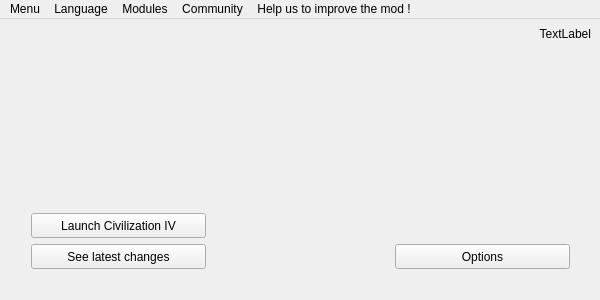
First picture: the form in checker/w_main.ui, repository dbkblk/rand_launcher, before the edit.
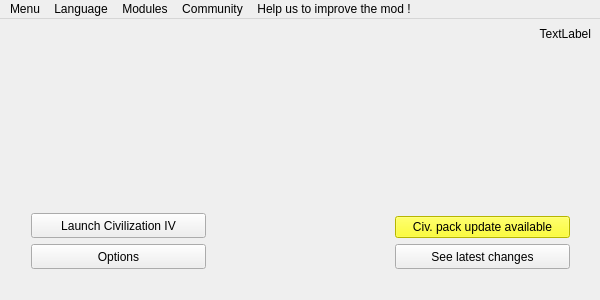
Second picture: the form after the edit.

Diff of the .ui file:
```diff
--- a/checker/w_main.ui
+++ b/checker/w_main.ui
@@ -135,15 +135,21 @@
         </widget>
        </item>
        <item>
-        <widget class="QPushButton" name="bt_components">
+        <widget class="QPushButton" name="bt_option">
          <property name="minimumSize">
           <size>
            <width>175</width>
            <height>25</height>
           </size>
          </property>
+         <property name="styleSheet">
+          <string notr="true">border-image: none</string>
+         </property>
          <property name="text">
-          <string>See latest changes</string>
+          <string>Options</string>
+         </property>
+         <property name="flat">
+          <bool>false</bool>
          </property>
         </widget>
        </item>
@@ -178,21 +184,25 @@
         </spacer>
        </item>
        <item>
-        <widget class="QPushButton" name="bt_option">
+        <widget class="QPushButton" name="bt_mcpupdate">
+         <property name="styleSheet">
+          <string notr="true">background-color: rgb(255, 255, 0);</string>
+         </property>
+         <property name="text">
+          <string>Civ. pack update available</string>
+         </property>
+        </widget>
+       </item>
+       <item>
+        <widget class="QPushButton" name="bt_components">
          <property name="minimumSize">
           <size>
            <width>175</width>
            <height>25</height>
           </size>
          </property>
-         <property name="styleSheet">
-          <string notr="true">border-image: none</string>
-         </property>
          <property name="text">
-          <string>Options</string>
-         </property>
-         <property name="flat">
-          <bool>false</bool>
+          <string>See latest changes</string>
          </property>
         </widget>
        </item>
```
Left out of the diff: 10 changed lines with no effect on the pictures.
